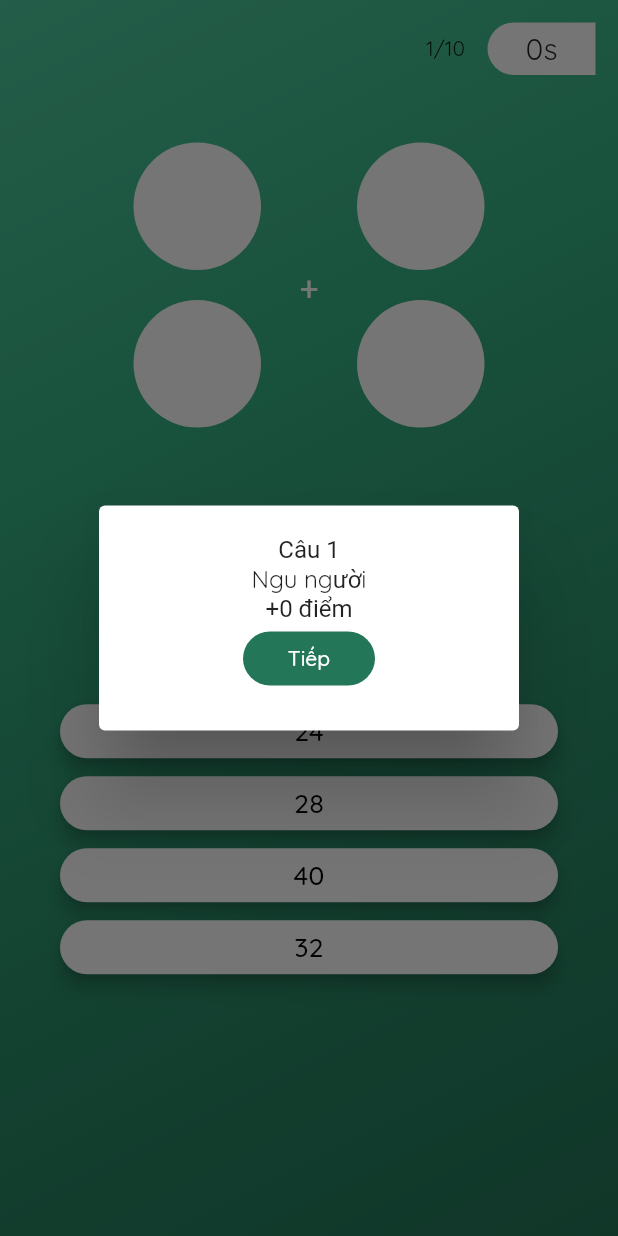
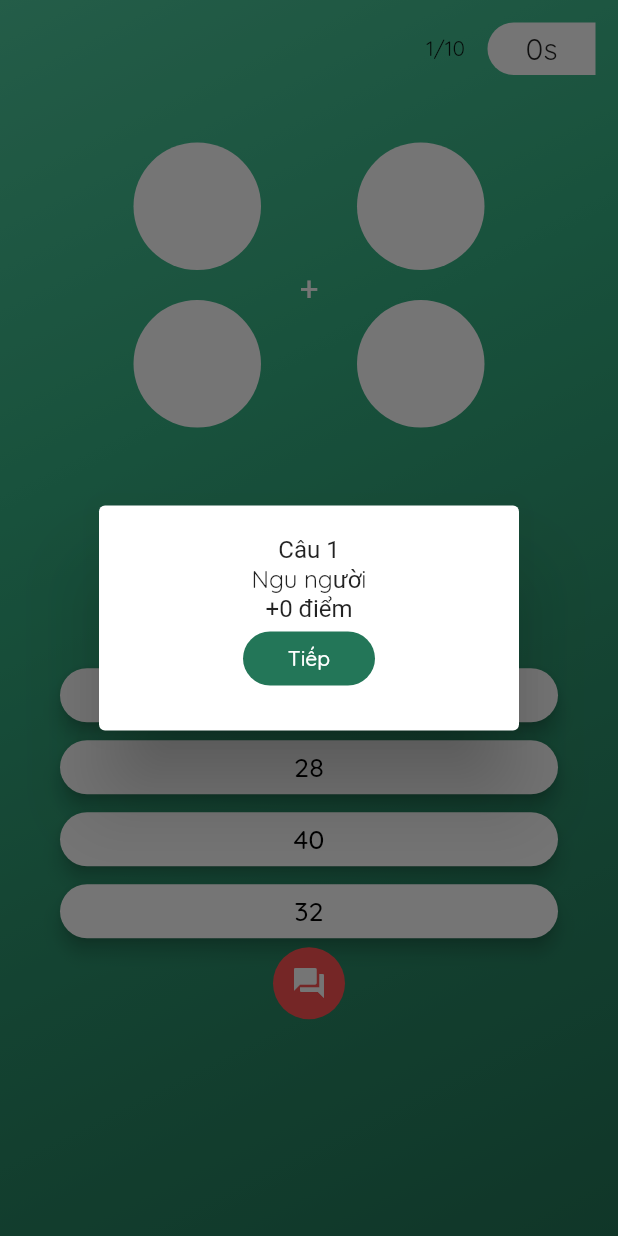
Before and after one commit to tientranzt/stupid_old, a Flutter app: the PlayAnimalGame screen opened by its route, on a phone screen of 412 x 824 dp. Run offline on Flutter 3.47's test engine with Material 2 defaults, Android fonts, the phone set to English and light mode, and no system bars; our stand-ins replace cloud_firestore, firebase_auth, modal_progress_hud; accounts and stored records are empty.

```diff
--- a/lib/models/animal_game_model.dart
+++ b/lib/models/animal_game_model.dart
@@ -1,4 +1,5 @@
 class AnimalGameProvider {
+
   Map<String, Map<String, dynamic>> _listZodiac = {
     'ti': {'name': 'Chuột', 'score': 1},
     'suu': {'name': 'Trâu', 'score': 2},
@@ -14,6 +15,7 @@ class AnimalGameProvider {
     'hoi': {'name': 'Heo', 'score': 12},
   };
 
+
   Map<String, Map<String, dynamic>> get listZodiac {
     return _listZodiac;
   }
--- a/lib/pages/game_list_screen.dart
+++ b/lib/pages/game_list_screen.dart
@@ -2,6 +2,8 @@ import 'package:flutter/material.dart';
 import 'package:test_stupid/widgets/list_game.dart';
 
 class GameList extends StatelessWidget {
+  final String loginUser;
+  GameList({this.loginUser});
   @override
   Widget build(BuildContext context) {
     return ListView(
@@ -11,6 +13,7 @@ class GameList extends StatelessWidget {
           icon: Icons.email,
           title: 'Làm toán siêu thú',
           routeGame: 'animal_math_game',
+          loginUser: loginUser,
         ),
         ListGame(
           color: Color(0xFFcccc00),
--- a/lib/pages/play_animal_game.dart
+++ b/lib/pages/play_animal_game.dart
@@ -27,6 +27,7 @@ class _PlayAnimalGameState extends State<PlayAnimalGame> {
   int _exactlyResult = 0;
   bool isTrue = false;
   bool flatAlertMessage = true;
+  int totalScore = 0;
 
   Color colorButton = Colors.white;
   List<Color> listColorAnswer = [
@@ -114,6 +115,7 @@ class _PlayAnimalGameState extends State<PlayAnimalGame> {
         Colors.white,
         Colors.white
       ];
+      isTrue ? totalScore += 20 : totalScore -= 30;
       isTrue = false;
       flatAlertMessage = true;
       _countQuestion++;
@@ -122,8 +124,8 @@ class _PlayAnimalGameState extends State<PlayAnimalGame> {
       get4RandomZodiac();
       sumResult();
       get4Answer();
-
     });
+    print(totalScore);
   }
 
   Future<void> _neverSatisfied() async {
@@ -133,7 +135,8 @@ class _PlayAnimalGameState extends State<PlayAnimalGame> {
       builder: (BuildContext context) {
         return WillPopScope(
           onWillPop: () async => false,
-          child:  _countQuestion == 10 ? AlertDialog(
+          child: _countQuestion == 10
+              ? AlertDialog(
                   content: SingleChildScrollView(
                     child: Column(
                       children: <Widget>[
@@ -152,8 +155,8 @@ class _PlayAnimalGameState extends State<PlayAnimalGame> {
                           color: Color(0xFF237658),
                           child: Text(
                             'Về trang chủ',
-                      style:
-                      TextStyle(color: Colors.white, fontFamily: 'Quicksand'),
+                            style: TextStyle(
+                                color: Colors.white, fontFamily: 'Quicksand'),
                           ),
                           onPressed: () {
                             Navigator.of(context).pushNamed('animal_math_game');
@@ -162,7 +165,8 @@ class _PlayAnimalGameState extends State<PlayAnimalGame> {
                       ],
                     ),
                   ),
-          ): AlertDialog(
+                )
+              : AlertDialog(
                   content: SingleChildScrollView(
                     child: Column(
                       children: <Widget>[
@@ -181,8 +185,8 @@ class _PlayAnimalGameState extends State<PlayAnimalGame> {
                           color: Color(0xFF237658),
                           child: Text(
                             'Tiếp',
-                      style:
-                      TextStyle(color: Colors.white, fontFamily: 'Quicksand'),
+                            style: TextStyle(
+                                color: Colors.white, fontFamily: 'Quicksand'),
                           ),
                           onPressed: () {
                             Navigator.of(context).pop();
@@ -192,9 +196,8 @@ class _PlayAnimalGameState extends State<PlayAnimalGame> {
                       ],
                     ),
                   ),
-          ) ,
-        ) ;
-
+                ),
+        );
       },
     );
   }
@@ -249,7 +252,10 @@ class _PlayAnimalGameState extends State<PlayAnimalGame> {
                         mainAxisAlignment: MainAxisAlignment.end,
                         children: <Widget>[
                           Container(
-                            child: Text('$_countQuestion/10', style: TextStyle(fontFamily: 'Quicksand'),),
+                            child: Text(
+                              '$_countQuestion/10',
+                              style: TextStyle(fontFamily: 'Quicksand'),
+                            ),
                           ),
                           Container(
                             margin: EdgeInsets.all(15),
@@ -344,6 +350,23 @@ class _PlayAnimalGameState extends State<PlayAnimalGame> {
                                 clickAnswerButton: clickAnswerButton,
                                 colorButton: listColorAnswer[3],
                               ),
+
+                                  Container(
+                                    decoration: BoxDecoration(
+                                      color: Colors.redAccent,
+                                        shape: BoxShape.circle),
+                                    child: FlatButton(
+                                      splashColor: Colors.transparent,
+                                      color: Colors.transparent,
+                                      child: Icon(
+                                        Icons.question_answer,
+                                        color: Colors.white,
+                                      ),
+                                      onPressed: () {print('hello');},
+                                    ),
+                                  )
+
+
                             ],
                           ),
                         ),
```
Also changed, not shown: lib/pages/home_screen.dart (+51 -14 lines), lib/pages/login_sceen.dart (+3 -4 lines), lib/pages/math_animal_game.dart (+12 -2 lines), lib/widgets/list_game.dart (+3 -4 lines), 1 other file. Lines whose indentation alone changed are shown as unchanged.
